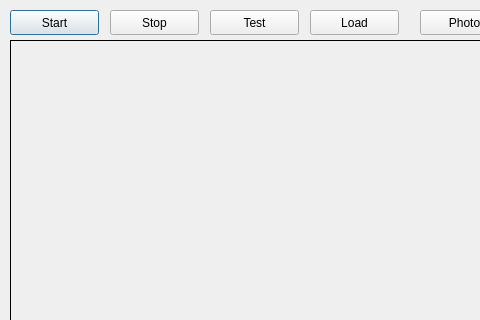
First picture: the form in OpenCV2.ui, repository markctm/Vision_Inspection, before the edit; both pictures show x 0 to 480 and y 0 to 320 of the 1400 by 600 pixel window.
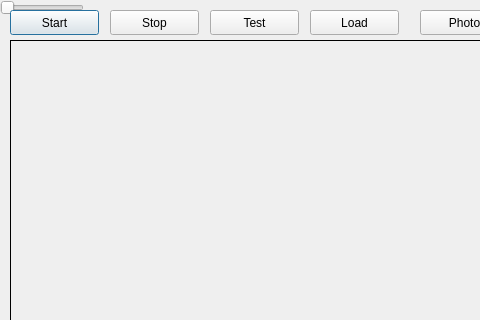
Second picture: the form after the edit.

Patch:
```diff
--- a/OpenCV2.ui
+++ b/OpenCV2.ui
@@ -114,12 +114,14 @@
    </property>
   </widget>
   
-  
-  
-  
-  
-  
-  
+  <widget class="QSlider" name="s_max">
+    <property name="maximum">
+      <number>255</number>
+    </property>
+    <property name="orientation">
+      <enum>Qt::Horizontal</enum>
+    </property>
+  </widget>
  
   <zorder>start_button</zorder>
   <zorder>stop_button</zorder>
```
